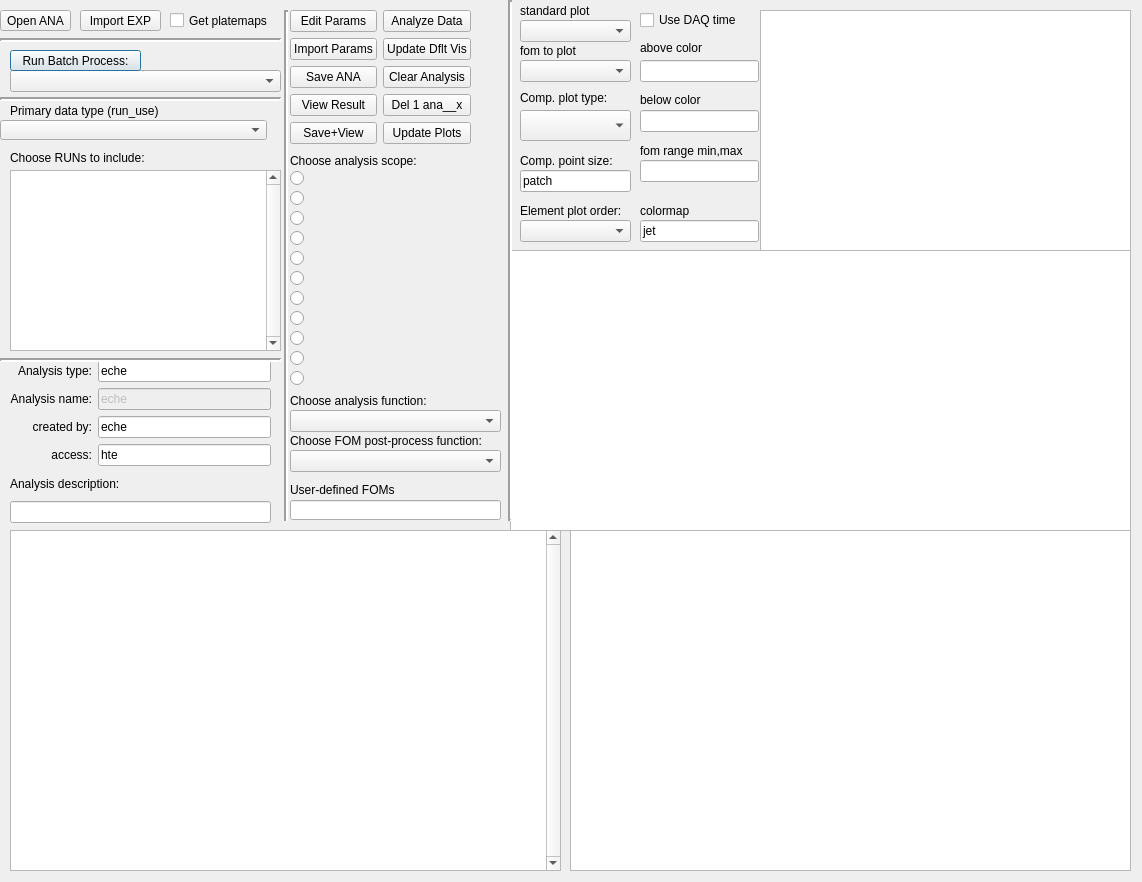
This is QtDesign/CalcFOMForm.ui in johnmgregoire/JCAPDataProcess as Qt 5 draws it before an edit. The edited form follows.
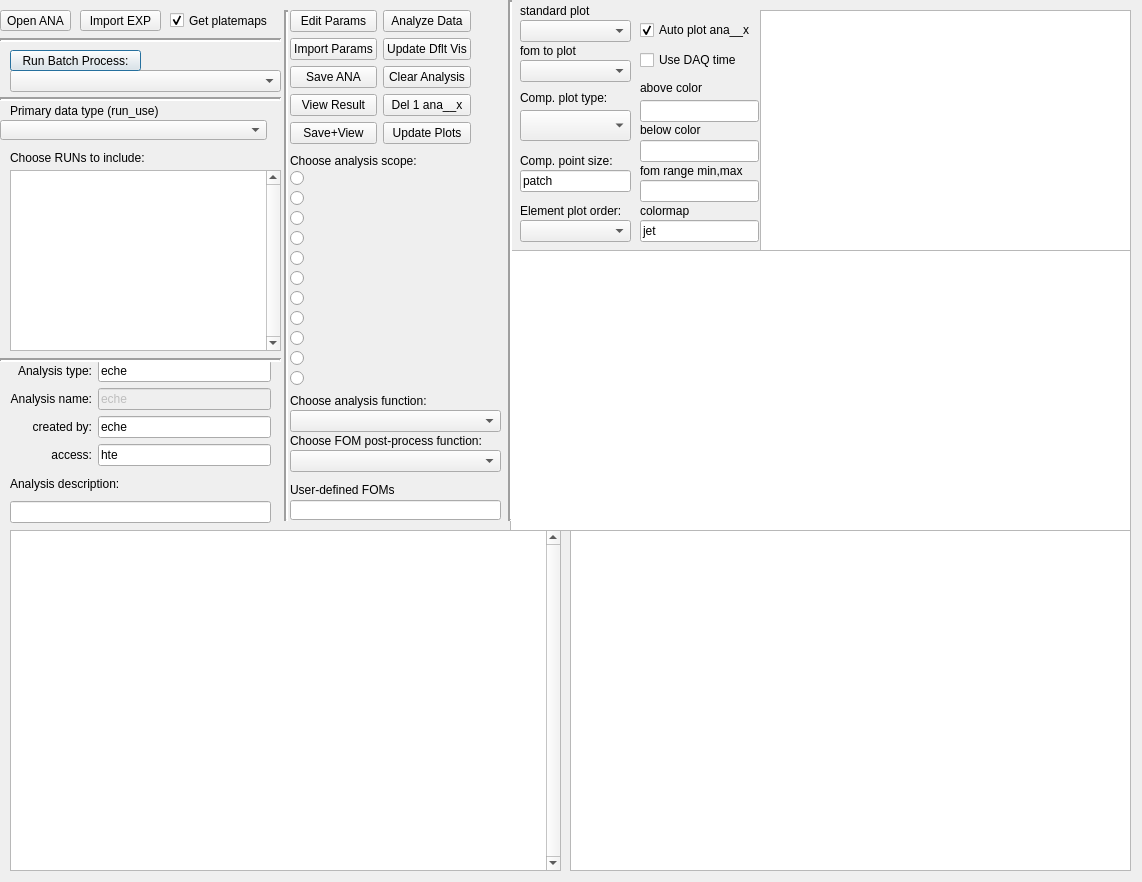
This is the edited form.

Commit message:
fix composition plots in CalcFOM and manual entry of elements in platemap
the CalcFOM generateoplotdata was essentially uassuming runks are in
order and not files lsot in the analysis. this became apparent with
process FOM that drops samples so better indexing is now incorporated.

```diff
--- a/QtDesign/CalcFOMForm.ui
+++ b/QtDesign/CalcFOMForm.ui
@@ -484,6 +484,9 @@
    <property name="text">
     <string>Get platemaps</string>
    </property>
+   <property name="checked">
+    <bool>true</bool>
+   </property>
   </widget>
   <widget class="QComboBox" name="CompPlotOrderComboBox">
    <property name="geometry">
@@ -596,7 +599,7 @@
    <property name="geometry">
     <rect>
      <x>640</x>
-     <y>10</y>
+     <y>50</y>
      <width>119</width>
      <height>20</height>
     </rect>
@@ -609,7 +612,7 @@
    <property name="geometry">
     <rect>
      <x>640</x>
-     <y>40</y>
+     <y>80</y>
      <width>119</width>
      <height>16</height>
     </rect>
@@ -622,7 +625,7 @@
    <property name="geometry">
     <rect>
      <x>640</x>
-     <y>60</y>
+     <y>100</y>
      <width>119</width>
      <height>22</height>
     </rect>
@@ -635,7 +638,7 @@
    <property name="geometry">
     <rect>
      <x>640</x>
-     <y>90</y>
+     <y>120</y>
      <width>119</width>
      <height>20</height>
     </rect>
@@ -648,21 +651,21 @@
    <property name="geometry">
     <rect>
      <x>640</x>
-     <y>110</y>
-     <width>119</width>
-     <height>22</height>
-    </rect>
-   </property>
-   <property name="toolTip">
-    <string>Comment string to be included in EXP</string>
-   </property>
-  </widget>
-  <widget class="QLabel" name="label_8">
-   <property name="geometry">
-    <rect>
-     <x>640</x>
      <y>140</y>
      <width>119</width>
+     <height>22</height>
+    </rect>
+   </property>
+   <property name="toolTip">
+    <string>Comment string to be included in EXP</string>
+   </property>
+  </widget>
+  <widget class="QLabel" name="label_8">
+   <property name="geometry">
+    <rect>
+     <x>640</x>
+     <y>160</y>
+     <width>119</width>
      <height>21</height>
     </rect>
    </property>
@@ -674,7 +677,7 @@
    <property name="geometry">
     <rect>
      <x>640</x>
-     <y>160</y>
+     <y>180</y>
      <width>119</width>
      <height>22</height>
     </rect>
@@ -1075,6 +1078,22 @@
     <string>Choose FOM post-process function:</string>
    </property>
   </widget>
+  <widget class="QCheckBox" name="autoplotCheckBox">
+   <property name="geometry">
+    <rect>
+     <x>640</x>
+     <y>20</y>
+     <width>119</width>
+     <height>20</height>
+    </rect>
+   </property>
+   <property name="text">
+    <string>Auto plot ana__x</string>
+   </property>
+   <property name="checked">
+    <bool>true</bool>
+   </property>
+  </widget>
  </widget>
  <resources/>
  <connections/>
```
The commit also changes 5 other files.
